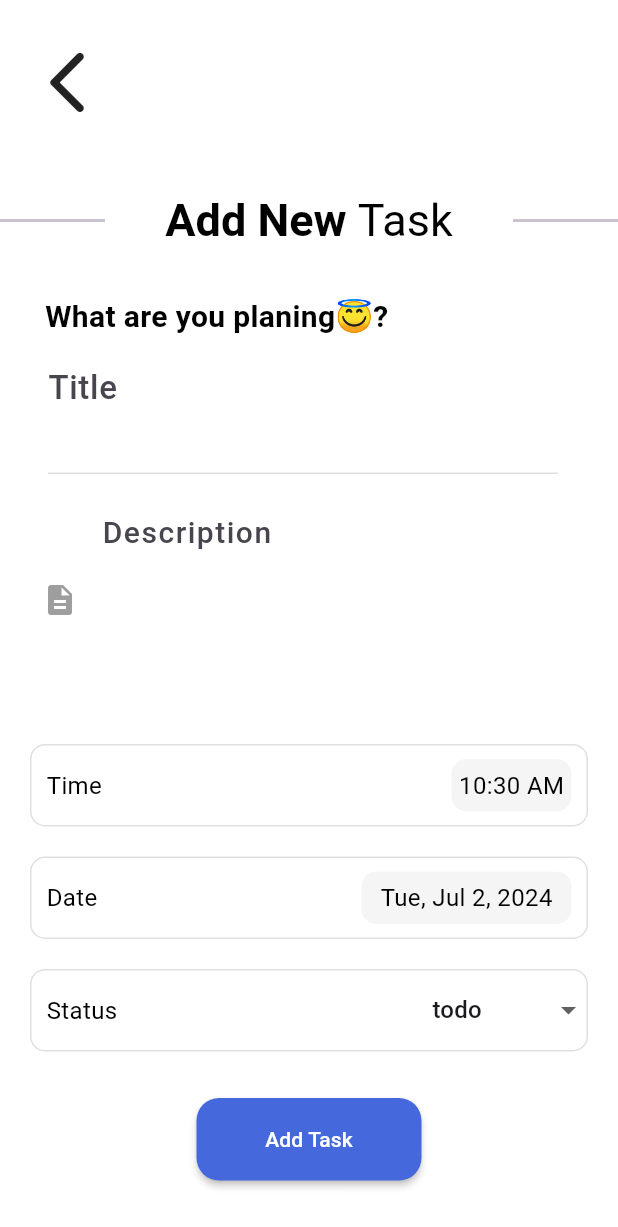
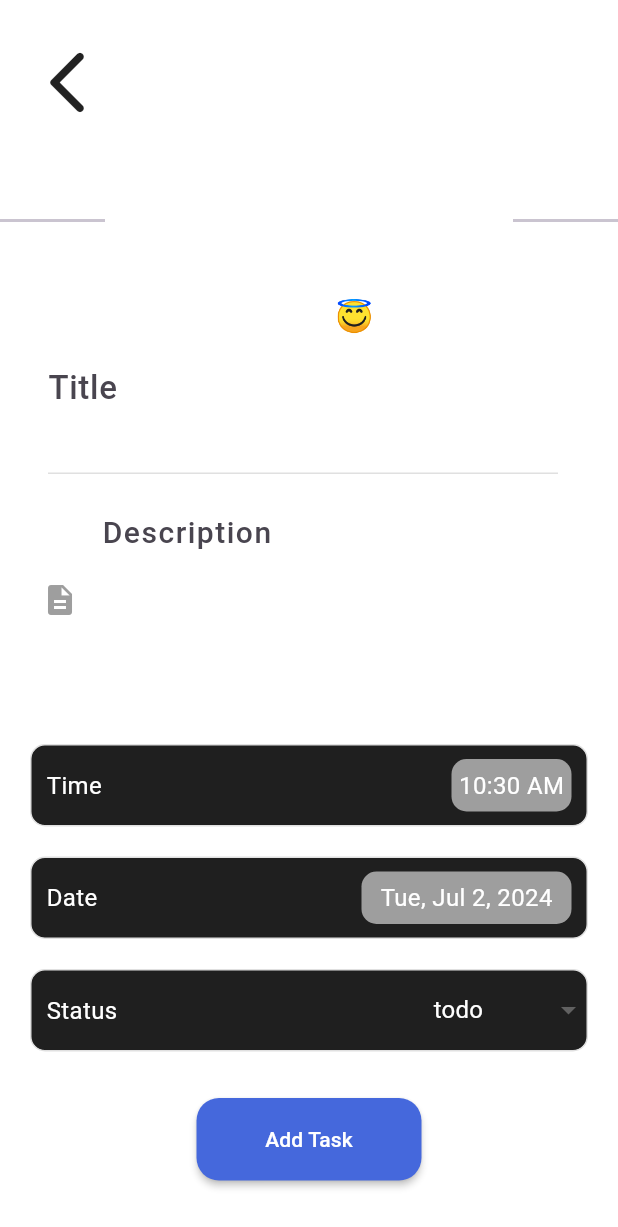
Before and after one commit to KishanBusa8/task-management-flutter, a Flutter app: the HomeScreen screen opened by its route, after a tap on the "add" icon, on a phone screen of 412 x 824 dp. Shown: the top 1227 px of the screen. Run offline on Flutter 3.47's test engine with Material 3 defaults, Android fonts, the phone set to English and light mode, and no system bars; our stand-ins replace animate_do, flutter_datetime_picker_plus, flutter_slider_drawer, get, get_storage, lottie; missing offline and left inert: panara_dialogs; accounts and stored records are empty; network calls fail.

Commit message:
Theme integration

```diff
--- a/lib/app/modules/home/home_screen.dart
+++ b/lib/app/modules/home/home_screen.dart
@@ -3,6 +3,7 @@
 import 'package:flutter_slider_drawer/flutter_slider_drawer.dart';
 import 'package:get/get.dart';
 import 'package:lottie/lottie.dart';
+import 'package:task_management/app/data/services/global/theme_controller.dart';
 import 'package:task_management/app/modules/home/home_controller.dart';
 import 'package:task_management/app/modules/home/widgets/add_button.dart';
 import 'package:task_management/app/modules/home/widgets/app_bar.dart';
@@ -19,8 +20,9 @@
 
   @override
   Widget build(BuildContext context) {
+    return GetBuilder<ThemeController>(builder: (logic) {
       return Scaffold(
-      backgroundColor: ColorSchema.background(),
+        backgroundColor: ColorSchema().background(),
         floatingActionButton: const FAB(),
         body: SliderDrawer(
           isDraggable: false,
@@ -36,16 +38,16 @@
           slider: MySlider(),
 
           /// Main Body
-        child: SafeArea(
           child: _buildBody(),
         ),
-      ),
       );
+    });
   }
 
   /// Main Body
-  SizedBox _buildBody() {
-    return SizedBox(
+  Container _buildBody() {
+    return Container(
+      color: ColorSchema().background(),
       width: double.infinity,
       height: double.infinity,
       child: Column(
--- a/lib/app/modules/home/widgets/add_button.dart
+++ b/lib/app/modules/home/widgets/add_button.dart
@@ -28,7 +28,7 @@
           width: 70,
           height: 70,
           decoration: BoxDecoration(
-            color: ColorSchema.primary(),
+            color: ColorSchema().primary(),
             borderRadius: BorderRadius.circular(15),
           ),
           child: const Center(
--- a/lib/app/modules/home/widgets/app_bar.dart
+++ b/lib/app/modules/home/widgets/app_bar.dart
@@ -2,8 +2,10 @@
 import 'package:flutter/material.dart';
 import 'package:flutter_slider_drawer/flutter_slider_drawer.dart';
 import 'package:get/get.dart';
+import 'package:task_management/app/data/services/global/theme_controller.dart';
 import 'package:task_management/app/modules/home/home_controller.dart';
 import 'package:task_management/helpers/Utils/common_functions.dart';
+import 'package:task_management/helpers/schema/color_schema.dart';
 
 /// My App Bar
 class MyAppBar extends StatefulWidget {
@@ -58,7 +60,9 @@
 
   @override
   Widget build(BuildContext context) {
-    return SizedBox(
+    return GetBuilder<ThemeController>(builder: (logic) {
+      return Container(
+        color: ColorSchema().background(),
         width: double.infinity,
         height: 100,
         child: Padding(
@@ -103,5 +107,6 @@
           ),
         ),
       );
+    });
   }
 }
--- a/lib/app/modules/splash/splash_screen.dart
+++ b/lib/app/modules/splash/splash_screen.dart
@@ -4,9 +4,9 @@
 import 'package:get_storage/get_storage.dart';
 import 'package:lottie/lottie.dart';
 import 'package:task_management/app/routes/pages.dart';
+import 'package:task_management/components/base_widget.dart';
 import 'package:task_management/helpers/constants/image_constants.dart';
 import 'package:task_management/helpers/constants/storage_constants.dart';
-import 'package:task_management/helpers/schema/color_schema.dart';
 import 'package:task_management/helpers/schema/text_styles.dart';
 
 class SplashScreen extends StatefulWidget {
@@ -43,8 +43,7 @@
 
   @override
   Widget build(BuildContext context) {
-    return Scaffold(
-      backgroundColor: ColorSchema.background(),
+    return BaseWidget(
       body: SafeArea(
         child: Column(
           mainAxisAlignment: MainAxisAlignment.center,
--- a/lib/app/modules/tasks/task_view.dart
+++ b/lib/app/modules/tasks/task_view.dart
@@ -6,6 +6,7 @@
 import 'package:intl/intl.dart';
 import 'package:task_management/app/data/models/task_model.dart';
 import 'package:task_management/app/modules/home/home_controller.dart';
+import 'package:task_management/components/base_widget.dart';
 import 'package:task_management/helpers/Utils/common_functions.dart';
 import 'package:task_management/helpers/Utils/string.dart';
 import 'package:task_management/helpers/schema/color_schema.dart';
@@ -154,10 +155,10 @@
 
   @override
   Widget build(BuildContext context) {
-    return GestureDetector(
+    return BaseWidget(
+      body: GestureDetector(
         onTap: () => FocusManager.instance.primaryFocus?.unfocus(),
         child: Scaffold(
-        backgroundColor: Colors.white,
           appBar: PreferredSize(
             preferredSize: const Size.fromHeight(120),
             child: SizedBox(
@@ -203,6 +204,7 @@
                     /// All Bottom Buttons
                     _buildBottomButtons(context),
                   ],
+                ),
               ),
             ),
           ),
@@ -312,7 +314,7 @@
                 controller: widget.taskControllerForTitle,
                 maxLines: 2,
                 style: TextStyle(
-                  color: ColorSchema.universalSwap(),
+                  color: ColorSchema().universalSwap(),
                   fontSize: 22,
                   fontWeight: FontWeight.w500,
                 ),
@@ -384,7 +386,7 @@
               width: double.infinity,
               height: 55,
               decoration: BoxDecoration(
-                color: Colors.white,
+                color: ColorSchema().boxModal(),
                 border: Border.all(color: Colors.grey.shade300, width: 1),
                 borderRadius: BorderRadius.circular(10),
               ),
@@ -404,11 +406,13 @@
                     height: 35,
                     decoration: BoxDecoration(
                         borderRadius: BorderRadius.circular(10),
-                        color: Colors.grey.shade100),
+                        color: Colors.grey.shade500),
                     child: Center(
                       child: Text(
                         showTime(time),
-                        style: CustomTextStyle.body2(),
+                        style: CustomTextStyle.body2().copyWith(
+                          color: Colors.white,
+                        ),
                       ),
                     ),
                   )
@@ -441,7 +445,7 @@
               width: double.infinity,
               height: 55,
               decoration: BoxDecoration(
-                color: Colors.white,
+                color: ColorSchema().boxModal(),
                 border: Border.all(color: Colors.grey.shade300, width: 1),
                 borderRadius: BorderRadius.circular(10),
               ),
@@ -459,11 +463,13 @@
                     height: 35,
                     decoration: BoxDecoration(
                         borderRadius: BorderRadius.circular(10),
-                        color: Colors.grey.shade100),
+                        color: Colors.grey.shade500),
                     child: Center(
                       child: Text(
                         showDate(date),
-                        style: CustomTextStyle.body2(),
+                        style: CustomTextStyle.body2().copyWith(
+                          color: Colors.white,
+                        ),
                       ),
                     ),
                   )
@@ -479,7 +485,7 @@
               width: double.infinity,
               height: 55,
               decoration: BoxDecoration(
-                color: Colors.white,
+                color: ColorSchema().boxModal(),
                 border: Border.all(color: Colors.grey.shade300, width: 1),
                 borderRadius: BorderRadius.circular(10),
               ),
@@ -500,7 +506,10 @@
                     ].map((String value) {
                       return DropdownMenuItem<String>(
                         value: value,
-                        child: Text(value),
+                        child: Text(
+                          value,
+                          style: CustomTextStyle.body2(),
+                        ),
                       );
                     }).toList(),
                     onChanged: (s) {
--- /dev/null
+++ b/lib/components/base_widget.dart
@@ -0,0 +1,18 @@
+import 'package:flutter/material.dart';
+import 'package:get/get_state_manager/get_state_manager.dart';
+import 'package:task_management/app/data/services/global/theme_controller.dart';
+import 'package:task_management/helpers/schema/color_schema.dart';
+
+class BaseWidget extends StatelessWidget {
+  BaseWidget({super.key, required this.body});
+  Widget body;
+  @override
+  Widget build(BuildContext context) {
+    return GetBuilder<ThemeController>(builder: (logic) {
+      return Scaffold(
+        backgroundColor: ColorSchema().background(),
+        body: body,
+      );
+    });
+  }
+}
--- a/lib/components/custom_button.dart
+++ b/lib/components/custom_button.dart
@@ -52,19 +52,19 @@
           break;
         case ButtonType.disable:
           {
-            background = ColorSchema.lightGray();
+            background = ColorSchema().lightGray();
             textColor = titleColor ?? Colors.grey.withOpacity(0.5);
           }
           break;
         case ButtonType.outline:
           {
-            background = ColorSchema.background();
+            background = ColorSchema().background();
             textColor = titleColor ?? Colors.white;
           }
           break;
         case ButtonType.progress:
           {
-            background = ColorSchema.lightGray();
+            background = ColorSchema().lightGray();
           }
           break;
       }
--- a/lib/components/divider_with_text.dart
+++ b/lib/components/divider_with_text.dart
@@ -14,7 +14,7 @@
         Expanded(
           child: Container(
             height: 1,
-            color: ColorSchema.lightGray(),
+            color: ColorSchema().lightGray(),
           ),
         ),
         Padding(
@@ -22,13 +22,13 @@
           child: Text(
             text,
             style: CustomTextStyle.textFiled()
-                .copyWith(color: ColorSchema.midGray3()),
+                .copyWith(color: ColorSchema().midGray3()),
           ),
         ),
         Expanded(
           child: Container(
             height: 1,
-            color: ColorSchema.lightGray(),
+            color: ColorSchema().lightGray(),
           ),
         ),
       ],
--- a/lib/helpers/schema/color_schema.dart
+++ b/lib/helpers/schema/color_schema.dart
@@ -1,67 +1,58 @@
 // Flutter imports:
 import 'package:flutter/material.dart';
 import 'package:flutter/services.dart';
-// Package imports:
-import 'package:get_storage/get_storage.dart';
-import 'package:task_management/helpers/constants/storage_constants.dart';
+import 'package:get/get.dart';
+import 'package:task_management/app/data/services/global/theme_controller.dart';
 
 class ColorSchema {
-  static GetStorage storage = GetStorage();
-
-  static bool isDarkTheme() {
-    if (storage.read(StorageConstants.customBrightness) == "light") {
-      return false;
-    } else if (storage.read(StorageConstants.customBrightness) == "dark") {
-      return true;
-    } else {
-      // return MediaQuery.of(Get.context!).platformBrightness == Brightness.dark;
-      return false;
-    }
+  final ThemeController _themeController = Get.find();
+  bool isDarkTheme() {
+    return _themeController.isDarkMode.value;
   }
 
-  static Brightness keyboard() {
+  Brightness keyboard() {
     return isDarkTheme() ? Brightness.dark : Brightness.light;
   }
 
-  static SystemUiOverlayStyle statusBar() {
+  SystemUiOverlayStyle statusBar() {
     return isDarkTheme()
         ? SystemUiOverlayStyle.light
         : SystemUiOverlayStyle.dark;
   }
 
-  static Color primary() {
+  Color primary() {
     return isDarkTheme() ? DarkTheme.primary : LightTheme.primary;
   }
 
-  static Color background() {
+  Color background() {
     return isDarkTheme() ? DarkTheme.background : LightTheme.background;
   }
 
-  static Color universalSwap() {
+  Color universalSwap() {
     return !isDarkTheme() ? DarkTheme.background : LightTheme.background;
   }
 
-  static Color midGray3() {
+  Color midGray3() {
     return !isDarkTheme() ? DarkTheme.midGray3 : LightTheme.midGray3;
   }
 
-  static Color midGray2() {
+  Color midGray2() {
     return !isDarkTheme() ? DarkTheme.midGray2 : LightTheme.midGray2;
   }
 
-  static Color midGray1() {
+  Color midGray1() {
     return !isDarkTheme() ? DarkTheme.midGray1 : LightTheme.midGray1;
   }
 
-  static Color darkGray() {
+  Color darkGray() {
     return !isDarkTheme() ? DarkTheme.darkGray : LightTheme.darkGray;
   }
 
-  static Color lightGray() {
+  Color lightGray() {
     return !isDarkTheme() ? DarkTheme.lightGray : LightTheme.lightGray;
   }
 
-  static Color boxModal() {
+  Color boxModal() {
     return isDarkTheme() ? DarkTheme.ultraDarkGray : LightTheme.boxModal;
   }
 }
```
Also changed, not shown: lib/app/data/services/global/theme_controller.dart (+17 -1 lines), lib/app/modules/auth/signIn/sign_in_screen.dart (+5 -5 lines), lib/app/modules/auth/sign_up/sign_up.dart (+5 -5 lines), lib/app/modules/home/widgets/slider_drawer.dart (+20 -14 lines), lib/app/modules/home/widgets/task_widget.dart (+5 -5 lines), lib/components/custom_text_fIeld.dart (+5 -5 lines), lib/helpers/Utils/common_functions.dart (+5 -2 lines), lib/helpers/schema/text_styles.dart (+15 -21 lines). Lines whose indentation alone changed are shown as unchanged.
